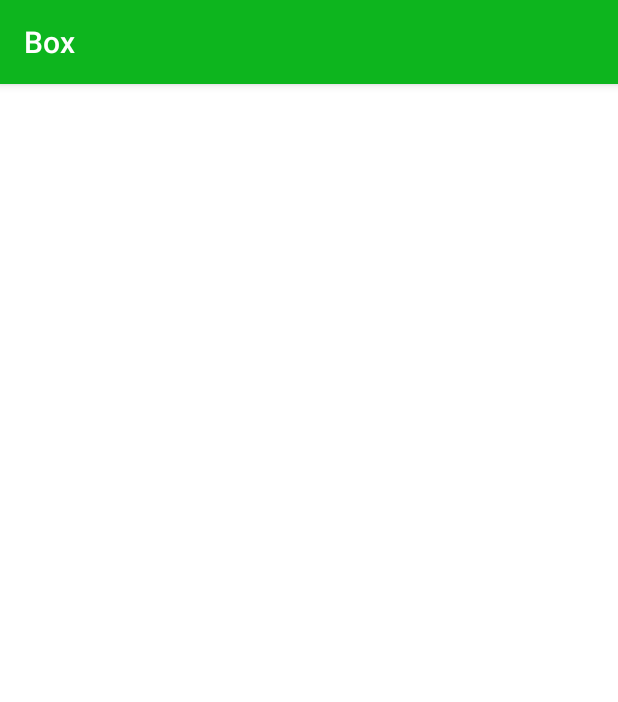
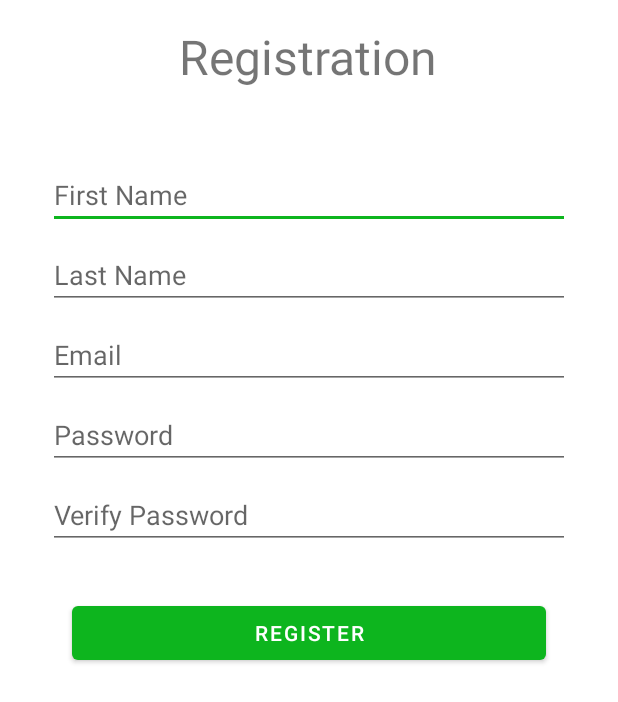
Before and after one commit to Shijas-T/box, an Android app: the SigninActivity screen opened directly, with no data from a screen before it, on a phone screen of 412 x 824 dp. Shown: the top 702 px of the screen. Run offline under Robolectric (Android 15) with nearby library versions, the phone set to English and light mode, and no system bars.

Commit message:
Add signinActivity

```diff
--- a/app/src/main/java/com/example/box/SigninActivity.java
+++ b/app/src/main/java/com/example/box/SigninActivity.java
@@ -2,13 +2,49 @@ package com.example.box;
 
 import androidx.appcompat.app.AppCompatActivity;
 
+import android.content.Intent;
 import android.os.Bundle;
+import android.view.View;
+import android.widget.Button;
+import android.widget.EditText;
 
 public class SigninActivity extends AppCompatActivity {
+
+    //Declaration
+    private Button buttonRegister;
+    private EditText editTextFName, editTextLName, editTextEmail, editTextPassWord, editTextPassWordConfirmation;
 
     @Override
     protected void onCreate(Bundle savedInstanceState) {
         super.onCreate(savedInstanceState);
         setContentView(R.layout.activity_signin);
+
+        //Hide the action bar
+        getSupportActionBar().hide();
+
+        onMenu(); //Views in menu
+        onClick();//On clickListener
     }
+
+    //All click listeners
+    private void onClick() {
+        buttonRegister.setOnClickListener(new View.OnClickListener() {
+            @Override
+            public void onClick(View view) {
+                Intent intent = new Intent(SigninActivity.this, HomeActivity.class);
+                startActivity(intent);
+            }
+        });
+    }
+    //Initialization (all views are initialized in this function)
+    private void onMenu() {
+        buttonRegister = findViewById(R.id.button_register);
+        editTextFName = findViewById(R.id.editText_firstName);
+        editTextLName = findViewById(R.id.editText_lastName);
+        editTextEmail = findViewById(R.id.edit_text_user_email);
+        editTextPassWord = findViewById(R.id.edit_text_password);
+        editTextPassWordConfirmation = findViewById(R.id.edit_text_password_confirmation);
+    }
+
+
 }
--- a/app/src/main/res/layout/activity_signin.xml
+++ b/app/src/main/res/layout/activity_signin.xml
@@ -1,9 +1,98 @@
 <?xml version="1.0" encoding="utf-8"?>
-<androidx.constraintlayout.widget.ConstraintLayout xmlns:android="http://schemas.android.com/apk/res/android"
+<RelativeLayout xmlns:android="http://schemas.android.com/apk/res/android"
     xmlns:app="http://schemas.android.com/apk/res-auto"
     xmlns:tools="http://schemas.android.com/tools"
     android:layout_width="match_parent"
     android:layout_height="match_parent"
     tools:context=".SigninActivity">
 
-</androidx.constraintlayout.widget.ConstraintLayout>
+    <ProgressBar
+        android:layout_width="wrap_content"
+        android:layout_height="wrap_content"
+        android:id="@+id/registrationPageProgressBar"
+        android:layout_centerInParent="true"
+        android:visibility="gone" />
+
+    <TextView
+        android:id="@+id/userRegistrationPageTitle"
+        android:layout_width="wrap_content"
+        android:layout_height="wrap_content"
+        android:layout_alignParentTop="true"
+        android:layout_centerHorizontal="true"
+        android:padding="16dp"
+        android:text="Registration"
+        android:textSize="32sp" />
+
+    <LinearLayout
+        android:id="@+id/registrationForm"
+        android:layout_width="match_parent"
+        android:layout_height="wrap_content"
+        android:layout_below="@+id/userRegistrationPageTitle"
+        android:layout_margin="32dp"
+        android:orientation="vertical">
+
+        <EditText
+            android:id="@+id/editText_firstName"
+            android:layout_width="match_parent"
+            android:layout_height="wrap_content"
+            android:ems="10"
+            android:hint="First Name"
+            android:inputType="textPersonName" />
+
+        <EditText
+            android:id="@+id/editText_lastName"
+            android:layout_width="match_parent"
+            android:layout_height="wrap_content"
+            android:layout_marginTop="8dp"
+            android:ems="10"
+            android:hint="Last Name"
+            android:inputType="textPersonName" />
+
+        <!--<EditText-->
+        <!--android:id="@+id/phoneNumber"-->
+        <!--android:layout_width="match_parent"-->
+        <!--android:layout_height="wrap_content"-->
+        <!--android:layout_marginTop="8dp"-->
+        <!--android:ems="10"-->
+        <!--android:hint="Phone Number"-->
+        <!--android:inputType="phone" />-->
+
+        <EditText
+            android:id="@+id/edit_text_user_email"
+            android:layout_width="match_parent"
+            android:layout_height="wrap_content"
+            android:layout_marginTop="8dp"
+            android:ems="10"
+            android:hint="@string/prompt_email"
+            android:inputType="textEmailAddress" />
+
+        <EditText
+            android:id="@+id/edit_text_password"
+            android:layout_width="match_parent"
+            android:layout_height="wrap_content"
+            android:layout_marginTop="8dp"
+            android:ems="10"
+            android:hint="@string/prompt_password"
+            android:inputType="textPassword" />
+
+        <EditText
+            android:id="@+id/edit_text_password_confirmation"
+            android:layout_width="match_parent"
+            android:layout_height="wrap_content"
+            android:layout_marginTop="8dp"
+            android:ems="10"
+            android:hint="Verify Password"
+            android:inputType="textPassword" />
+    </LinearLayout>
+
+    <Button
+        android:id="@+id/button_register"
+        android:layout_width="match_parent"
+        android:layout_height="wrap_content"
+        android:layout_below="@id/registrationForm"
+        android:layout_centerHorizontal="true"
+        android:layout_marginLeft="48dp"
+        android:layout_marginRight="48dp"
+        android:text="Register" />
+
+</RelativeLayout>
```
